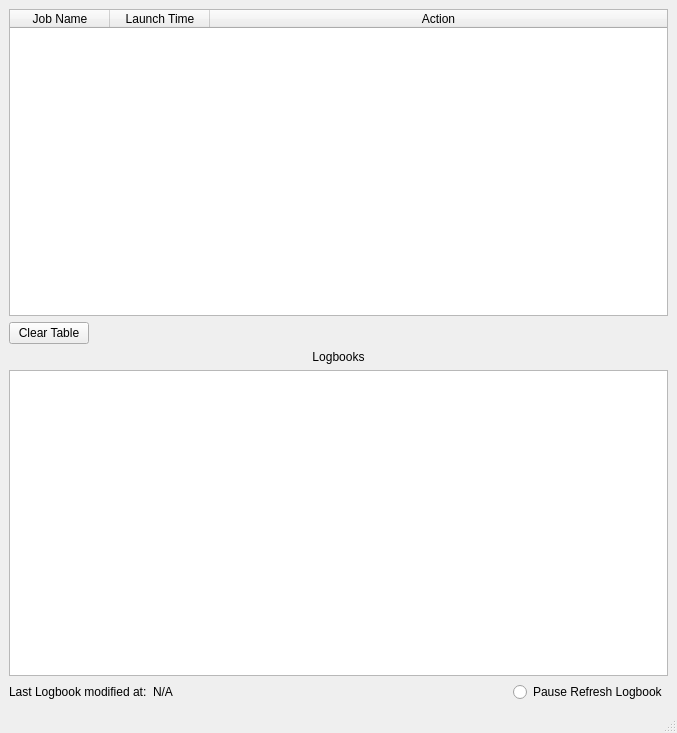
Qt form addie/ui/jobStatus.ui (neutrons/addie) before a commit.
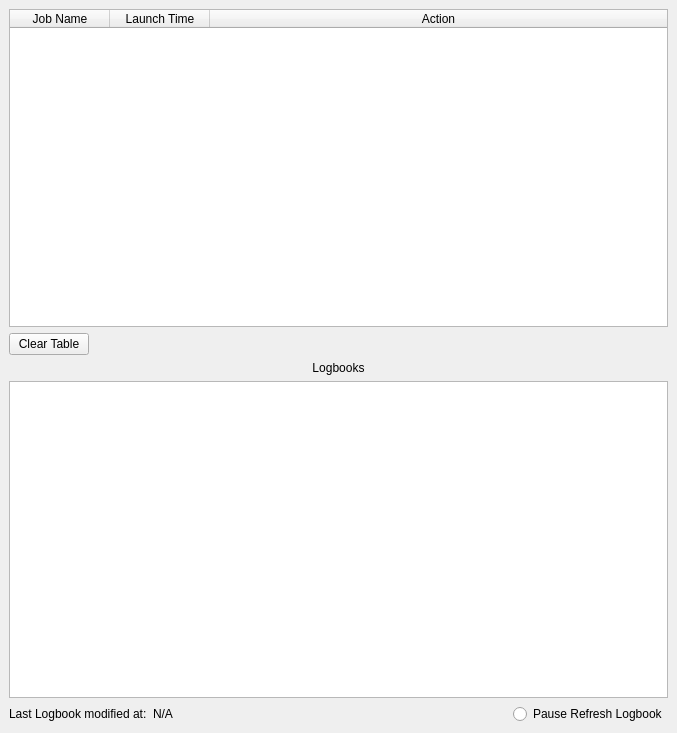
The same form after that commit.

Commit message: remove status bar

The edit to the form file:
```diff
--- a/addie/ui/jobStatus.ui
+++ b/addie/ui/jobStatus.ui
@@ -134,7 +134,6 @@
     </rect>
    </property>
   </widget>
-  <widget class="QStatusBar" name="statusbar"/>
  </widget>
  <resources/>
  <connections>
```
The commit also changes 19 other files.
